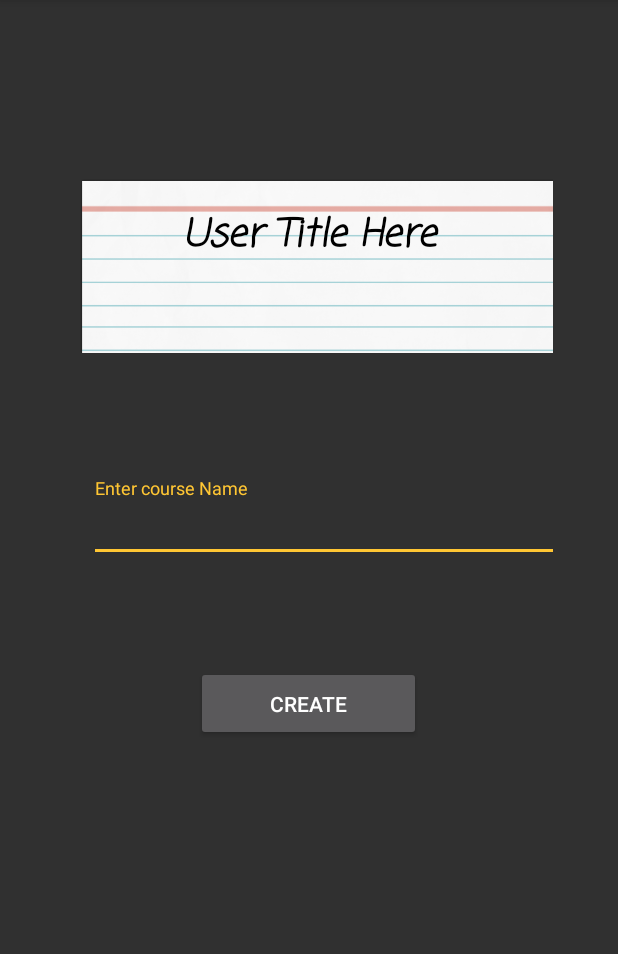
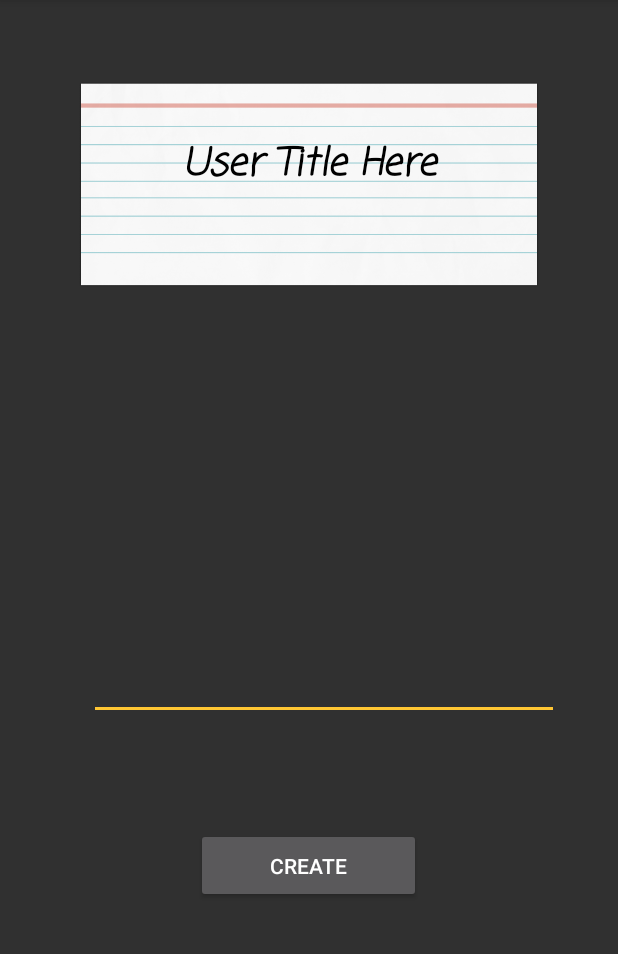
Before and after one commit to ASU-CodeDevils/FlashCards, an Android app: the CreateItems screen opened directly, with no data from a screen before it, on a phone screen of 412 x 824 dp, the part 84-1038 px from its top. Run offline under Robolectric (Android 15) with nearby library versions, the phone set to English and light mode, and no system bars.

Commit message:
Added a window with options for the create button. After clicked create button from Options Activity, it'll go to another set of options, where the user can create a deck, a card or a course. Will need to add some kind of toast for the create card so user can choose the deck to add the new card(s) to.

```diff
--- a/app/src/main/AndroidManifest.xml
+++ b/app/src/main/AndroidManifest.xml
@@ -35,6 +35,7 @@
         <activity android:name=".StudyWindow"></activity>
         <activity android:name=".UserStats"></activity>
         <activity android:name=".CreateItems"></activity>
+        <activity android:name=".CreateOptions"></activity>
     </application>
 
 </manifest>
--- a/app/src/main/java/com/example/terin/asu_flashcardapp/CreateItems.java
+++ b/app/src/main/java/com/example/terin/asu_flashcardapp/CreateItems.java
@@ -1,13 +1,16 @@
 package com.example.terin.asu_flashcardapp;
 
 
+import android.content.Intent;
 import android.os.Bundle;
 import android.support.annotation.Nullable;
+import android.support.v4.app.Fragment;
 import android.support.v4.app.FragmentManager;
 import android.support.v4.app.FragmentTransaction;
 import android.support.v7.app.AppCompatActivity;
 import android.view.Menu;
 import android.view.MenuItem;
+import android.view.View;
 
 import java.util.ArrayList;
 
@@ -44,16 +47,18 @@ public class CreateItems extends AppCompatActivity implements TitleCreateFragmen
         FragmentManager fragManage = getSupportFragmentManager();
         FragmentTransaction fragTrans = fragManage.beginTransaction();
         PreviewFragment previewFrag = new PreviewFragment();
+        TitleCreateFragment titleFrag = new TitleCreateFragment();
 
         //Bundle bundle = new Bundle();
         //The following ought to be "Old T." = tempTitleInput & "New T" = title
         ////bundle.putString("Old Text", "New Text");
         //previewFrag.setArguments(bundle);
 
+
         createCourse(titleString);
         previewFrag.setPreviewText(titleString);
-        fragTrans.add(R.id.fragment1, previewFrag);
-        fragTrans.commit();
+        fragTrans.add(R.id.fragment1, previewFrag).commit();
+        //fragTrans.add(R.id.fragment2, titleFrag).commit();
 
     }
 
@@ -99,4 +104,5 @@ public class CreateItems extends AppCompatActivity implements TitleCreateFragmen
         }
 
     }
+
 }
--- a/app/src/main/java/com/example/terin/asu_flashcardapp/Options.java
+++ b/app/src/main/java/com/example/terin/asu_flashcardapp/Options.java
@@ -31,7 +31,8 @@ public class Options extends AppCompatActivity{
                 new Button.OnClickListener(){
                     public void onClick(View v){
                         Intent startCreateActivity = new Intent(getApplicationContext(),
-                                CreateItems.class);
+                                CreateOptions.class);
+                                //CreateItems.class);
                                 //AddCourse.class);
                         startActivity(startCreateActivity);
 
--- a/app/src/main/java/com/example/terin/asu_flashcardapp/TitleCreateFragment.java
+++ b/app/src/main/java/com/example/terin/asu_flashcardapp/TitleCreateFragment.java
@@ -3,7 +3,6 @@ package com.example.terin.asu_flashcardapp;
 import android.app.Activity;
 import android.content.Context;
 
-import android.os.Build;
 import android.os.Bundle;
 import android.support.annotation.Nullable;
 import android.support.v4.app.Fragment;
@@ -16,7 +15,7 @@ import android.widget.*;
 
 /**
  * Created by Stephanie on 5/31/17.
- * File that controls the fragment_create_title.xml file.
+ * File that controls the fragment_create_coursee.xml file.
  */
 
 public class TitleCreateFragment extends Fragment{
@@ -59,16 +58,16 @@ public class TitleCreateFragment extends Fragment{
     @Override
     public View onCreateView(LayoutInflater inflater, @Nullable ViewGroup container,
                              @Nullable Bundle savedInstanceState) {
+        //This is where the change of EditText: tempInputText needs to be changed based on the button that got here.
+        View view = inflater.inflate(R.layout.fragment_create_input, container, false);
 
-        View view = inflater.inflate(R.layout.fragment_create_title, container, false);
 
-        //Check the if running Android 5.0 or higher i.e Lollipop or other, used for Materials design.
-        if(Build.VERSION.SDK_INT >= Build.VERSION_CODES.LOLLIPOP){
-            //Material API's called.
+        //tempTextInputField.setHint("@string/deckInput");
 
-            view = inflater.inflate(R.layout.fragment_create_title, container, false);
-            tempTextInputField = (EditText) view.findViewById(R.id.tempTextInputField);
-            final Button createButton = (Button) view.findViewById(R.id.createButton);
+
+
+
+        Button createButton = (Button) view.findViewById(R.id.createButton);
 
         createButton.setOnClickListener(
                 new View.OnClickListener(){
@@ -78,9 +77,6 @@ public class TitleCreateFragment extends Fragment{
                 }
         );
 
-        }else{
-            //Implement this feature with out Material design.
-        }
 
       return view;
     }
@@ -92,7 +88,6 @@ public class TitleCreateFragment extends Fragment{
     public void buttonClicked(View view){
         activityCommander.createPreview(tempTextInputField.getText().toString());
 
-
     }
 
 
--- a/app/src/main/res/layout/activity_create.xml
+++ b/app/src/main/res/layout/activity_create.xml
@@ -26,20 +26,24 @@
         app:layout_constraintBottom_toTopOf="@+id/createActivityGuideline"
         app:layout_constraintLeft_toLeftOf="parent"
         app:layout_constraintRight_toRightOf="parent"
-        app:layout_constraintTop_toTopOf="parent" />
+        app:layout_constraintTop_toTopOf="parent"
+        android:layout_marginStart="8dp"
+        android:layout_marginEnd="8dp" />
 
     <android.support.constraint.Guideline
         android:id="@+id/createActivityGuideline"
         android:layout_width="wrap_content"
         android:layout_height="wrap_content"
         android:orientation="horizontal"
-        app:layout_constraintGuide_begin="245dp" />
+        app:layout_constraintGuide_begin="245dp"
+        tools:layout_editor_absoluteY="245dp"
+        tools:layout_editor_absoluteX="0dp" />
 
     <fragment
         android:id="@+id/fragment2"
         android:name="com.example.terin.asu_flashcardapp.TitleCreateFragment"
         android:layout_width="325dp"
-        android:layout_height="250dp"
+        android:layout_height="275dp"
         android:layout_marginBottom="8dp"
         android:layout_marginLeft="8dp"
         android:layout_marginRight="8dp"
@@ -48,6 +52,8 @@
         app:layout_constraintLeft_toLeftOf="parent"
         app:layout_constraintRight_toRightOf="parent"
         app:layout_constraintTop_toTopOf="@+id/createActivityGuideline"
-        app:layout_constraintVertical_bias="0.032" />
+        app:layout_constraintVertical_bias="0.498"
+        tools:layout_editor_absoluteY="244dp" />
+
 
 </android.support.constraint.ConstraintLayout>
--- a/app/src/main/res/layout/fragment_create_title.xml
+++ b/app/src/main/res/layout/fragment_create_input.xml
@@ -7,26 +7,25 @@
     android:layout_height="match_parent">
 
     <android.support.design.widget.TextInputLayout
-        android:layout_width="395dp"
-        android:layout_height="wrap_content"
+        android:id="@+id/textInputLayout"
+        android:layout_width="380dp"
+        android:layout_height="60dp"
+        android:layout_marginBottom="8dp"
+        android:layout_marginEnd="8dp"
+        android:layout_marginLeft="8dp"
+        android:layout_marginRight="8dp"
+        android:layout_marginStart="8dp"
+        android:layout_marginTop="8dp"
+        app:layout_constraintBottom_toTopOf="@+id/createTitleGuideline"
+        app:layout_constraintHorizontal_bias="0.0"
+        app:layout_constraintLeft_toLeftOf="parent"
+        app:layout_constraintRight_toRightOf="parent"
         app:layout_constraintTop_toTopOf="parent"
-        android:layout_marginTop="8dp"
-        android:layout_marginBottom="8dp"
-        app:layout_constraintBottom_toTopOf="@+id/createTitleGuideline"
-        android:layout_marginRight="8dp"
-        app:layout_constraintRight_toRightOf="parent"
-        android:layout_marginLeft="8dp"
-        app:layout_constraintLeft_toLeftOf="parent"
-        android:layout_marginStart="8dp"
-        android:layout_marginEnd="8dp"
-        android:id="@+id/textInputLayout"
-        android:hint="@string/createCourseName"
-        app:layout_constraintHorizontal_bias="0.0"
         app:layout_constraintVertical_bias="0.529">
 
         <EditText
             android:id="@+id/tempTextInputField"
-            android:layout_width="395dp"
+            android:layout_width="match_parent"
             android:layout_height="match_parent"
             android:layout_marginBottom="8dp"
             android:layout_marginLeft="8dp"
--- a/app/src/main/res/layout/fragment_create_preview.xml
+++ b/app/src/main/res/layout/fragment_create_preview.xml
@@ -11,18 +11,20 @@
 
     <ImageView
         android:id="@+id/tempImageView"
-        android:layout_width="395dp"
-        android:layout_height="378dp"
+        android:layout_width="match_parent"
+        android:layout_height="380dp"
         android:layout_alignParentBottom="true"
         android:layout_alignParentLeft="true"
         android:layout_alignParentStart="true"
         android:layout_alignParentTop="true"
+        android:layout_marginBottom="8dp"
         android:layout_marginEnd="8dp"
         android:layout_marginLeft="8dp"
         android:layout_marginRight="8dp"
         android:layout_marginStart="8dp"
         android:layout_marginTop="8dp"
         android:cropToPadding="false"
+        app:layout_constraintBottom_toBottomOf="parent"
         app:layout_constraintHorizontal_bias="0.0"
         app:layout_constraintLeft_toLeftOf="parent"
         app:layout_constraintRight_toRightOf="parent"
@@ -31,11 +33,13 @@
 
     <TextView
         android:id="@+id/tempTitleInput"
-        android:layout_width="0dp"
+        android:layout_width="match_parent"
         android:layout_height="65dp"
         android:layout_marginBottom="8dp"
+        android:layout_marginEnd="8dp"
         android:layout_marginLeft="8dp"
         android:layout_marginRight="8dp"
+        android:layout_marginStart="8dp"
         android:layout_marginTop="8dp"
         android:fontFamily="casual"
         android:text="User Title Here"
@@ -43,31 +47,20 @@
         android:textColor="@android:color/black"
         android:textSize="25dp"
         android:textStyle="bold|italic"
-        app:layout_constraintBottom_toTopOf="@+id/previewguideline2"
+        app:layout_constraintBottom_toBottomOf="@+id/tempImageView"
         app:layout_constraintHorizontal_bias="0.0"
-        app:layout_constraintLeft_toLeftOf="parent"
+        app:layout_constraintLeft_toLeftOf="@+id/tempImageView"
         app:layout_constraintRight_toRightOf="parent"
-        app:layout_constraintTop_toTopOf="@+id/previewguideline1"
-        app:layout_constraintVertical_bias="0.158"
-        android:layout_marginStart="8dp"
-        android:layout_marginEnd="8dp" />
+        app:layout_constraintTop_toTopOf="@+id/tempImageView"
+        app:layout_constraintVertical_bias="0.501" />
 
     <android.support.constraint.Guideline
-        android:layout_width="wrap_content"
+        android:id="@+id/previewguideline1"
+        android:layout_width="match_parent"
         android:layout_height="wrap_content"
-        android:id="@+id/previewguideline1"
+        android:orientation="horizontal"
         app:layout_constraintGuide_begin="86dp"
-        android:orientation="horizontal"
-        tools:layout_editor_absoluteY="85dp"
-        tools:layout_editor_absoluteX="0dp" />
-
-    <android.support.constraint.Guideline
-        android:layout_width="wrap_content"
-        android:layout_height="wrap_content"
-        android:id="@+id/previewguideline2"
-        app:layout_constraintGuide_begin="380dp"
-        android:orientation="horizontal"
-        tools:layout_editor_absoluteY="380dp"
-        tools:layout_editor_absoluteX="0dp" />
+        tools:layout_editor_absoluteX="0dp"
+        tools:layout_editor_absoluteY="85dp" />
 
 </android.support.constraint.ConstraintLayout>
--- a/app/src/main/res/values/strings.xml
+++ b/app/src/main/res/values/strings.xml
@@ -27,5 +27,7 @@
     <!-- Create fragment code -->
     <string name="createButton">Create</string>
     <string name="tempInputTitle">User Title Goes Here</string>
+    <string name="cardInput">Enter card information here.</string>
+    <string name="deckInput">Enter deck title here.</string>
     <string name="title"></string>
 </resources>
```
Lines whose indentation alone changed are shown as unchanged.
